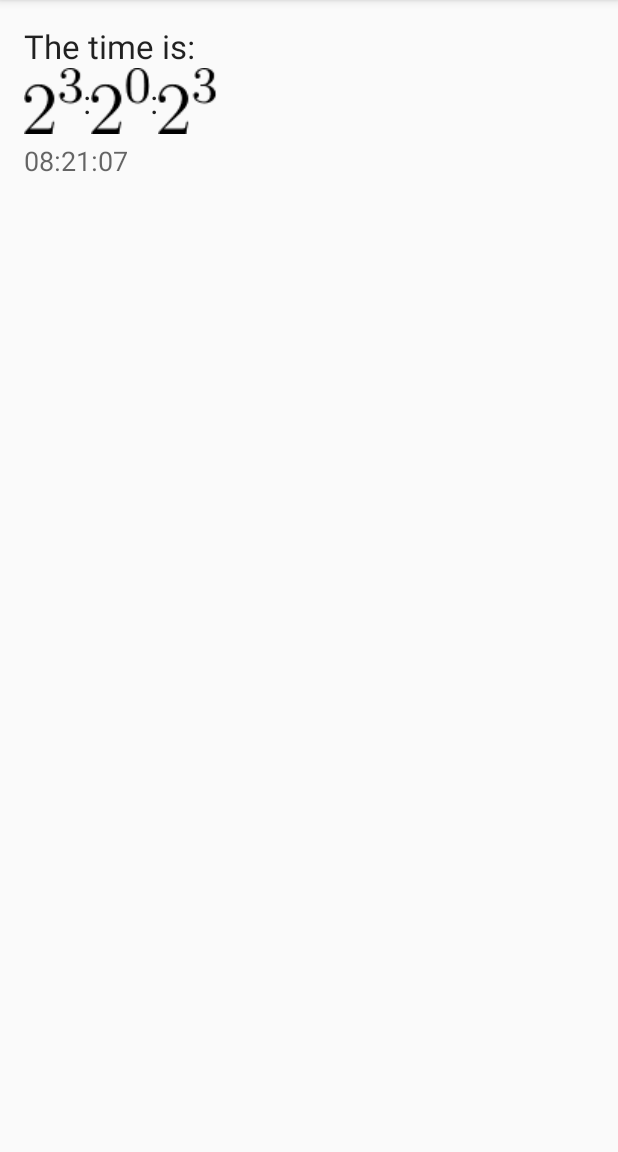
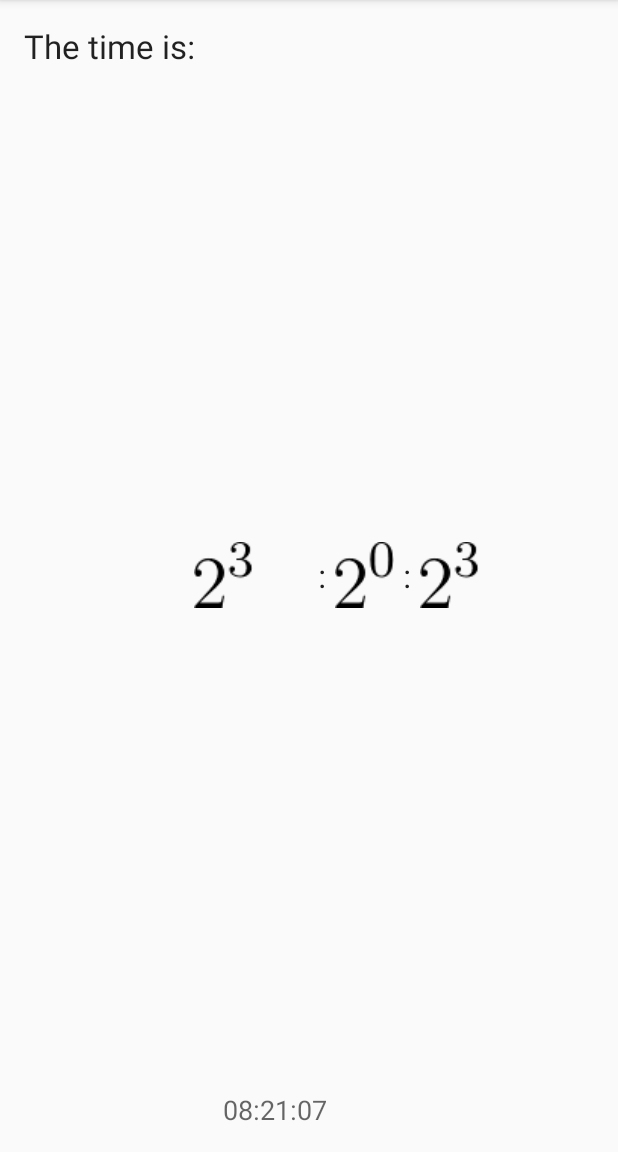
Before and after one commit to fodpeter/MathClock, an Android app: the screen it shows after launch (MainActivity), on a phone screen of 412 x 824 dp, the part 84-1236 px from its top. Run offline under Robolectric (Android 15) with nearby library versions, the phone set to English and light mode, and no system bars.

Commit message:
use table layout

```diff
--- a/app/src/main/res/layout/content_main.xml
+++ b/app/src/main/res/layout/content_main.xml
@@ -1,5 +1,5 @@
 <?xml version="1.0" encoding="utf-8"?>
-<RelativeLayout xmlns:android="http://schemas.android.com/apk/res/android"
+<TableLayout xmlns:android="http://schemas.android.com/apk/res/android"
     xmlns:app="http://schemas.android.com/apk/res-auto"
     xmlns:tools="http://schemas.android.com/tools"
     android:layout_width="match_parent"
@@ -12,71 +12,82 @@
     tools:context="peter.mathclock.MainActivity"
     tools:showIn="@layout/activity_main">
 
+    <TableRow
+        android:layout_width="match_parent"
+        android:layout_height="match_parent">
+
         <TextView
+            android:id="@+id/titleText"
             android:layout_width="wrap_content"
             android:layout_height="wrap_content"
-        android:textAppearance="?android:attr/textAppearanceLarge"
             android:text="@string/title"
-        android:id="@+id/titleText" />
+            android:textAppearance="?android:attr/textAppearanceLarge" />
+    </TableRow>
 
-
-    <LinearLayout
-        android:orientation="horizontal"
-        android:id="@+id/clockGroup"
+    <TableRow
         android:layout_width="match_parent"
-        android:layout_height="wrap_content"
-        android:layout_below="@+id/titleText"
-        android:layout_alignParentStart="true">
+        android:layout_height="match_parent"
+        android:gravity="center_horizontal"
+        android:layout_weight="1">
 
         <ImageView
+            android:id="@+id/clockHours"
             android:layout_width="wrap_content"
             android:layout_height="wrap_content"
-            android:orientation="vertical"
             android:layout_gravity="center_vertical"
-            android:id="@+id/clockHours"
-            android:contentDescription="@string/descriptionHours" />
+            android:contentDescription="@string/descriptionHours"
+            android:orientation="vertical" />
 
         <TextView
             android:layout_width="wrap_content"
             android:layout_height="wrap_content"
+            android:layout_gravity="center_vertical"
+            android:layout_marginLeft="6dp"
+            android:layout_marginRight="6dp"
             android:orientation="vertical"
-            android:layout_gravity="center_vertical"
-            android:textAppearance="?android:attr/textAppearanceLarge"
-            android:text="@string/divider" />
+            android:text="@string/divider"
+            android:textAppearance="?android:attr/textAppearanceLarge" />
 
         <ImageView
+            android:id="@+id/clockMinutes"
             android:layout_width="wrap_content"
             android:layout_height="wrap_content"
-            android:orientation="vertical"
             android:layout_gravity="center_vertical"
-            android:id="@+id/clockMinutes"
-            android:contentDescription="@string/descriptionMinutes" />
+            android:contentDescription="@string/descriptionMinutes"
+            android:orientation="vertical" />
 
         <TextView
             android:layout_width="wrap_content"
             android:layout_height="wrap_content"
+            android:layout_gravity="center_vertical"
+            android:layout_marginLeft="6dp"
+            android:layout_marginRight="6dp"
             android:orientation="vertical"
-            android:layout_gravity="center_vertical"
-            android:textAppearance="?android:attr/textAppearanceLarge"
-            android:text="@string/divider" />
+            android:text="@string/divider"
+            android:textAppearance="?android:attr/textAppearanceLarge" />
 
         <ImageView
+            android:id="@+id/clockSeconds"
             android:layout_width="wrap_content"
             android:layout_height="wrap_content"
-            android:orientation="vertical"
             android:layout_gravity="center_vertical"
-            android:id="@+id/clockSeconds"
-            android:contentDescription="@string/descriptionSeconds" />
-    </LinearLayout>
+            android:contentDescription="@string/descriptionSeconds"
+            android:orientation="vertical" />
+    </TableRow>
+
+    <TableRow
+        android:layout_width="match_parent"
+        android:layout_height="match_parent"
+        android:gravity="center_horizontal">
 
         <TextView
+            android:id="@+id/clockText"
             android:layout_width="wrap_content"
             android:layout_height="wrap_content"
-        android:textAppearance="?android:attr/textAppearanceMedium"
+            android:layout_marginTop="5dp"
             android:text=""
-        android:id="@+id/clockText"
-        android:layout_below="@+id/clockGroup"
-        android:layout_alignParentStart="true"
-        android:layout_marginTop="5dp" />
+            android:textAppearance="?android:attr/textAppearanceMedium" />
+    </TableRow>
 
-</RelativeLayout>
+
+</TableLayout>
```
Lines whose indentation alone changed are shown as unchanged.
